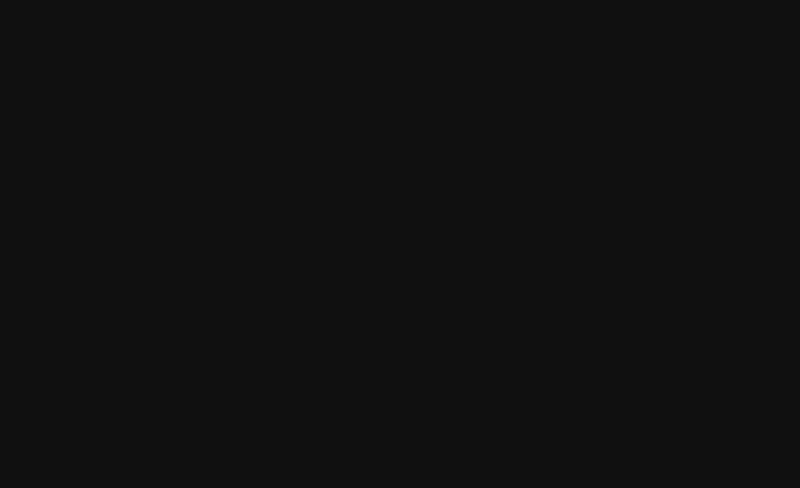
Old version of the form GUI with QT/PyroNotes/sketcher.ui in the repository SadmanSkb55/CPP-and-QT-GUI.
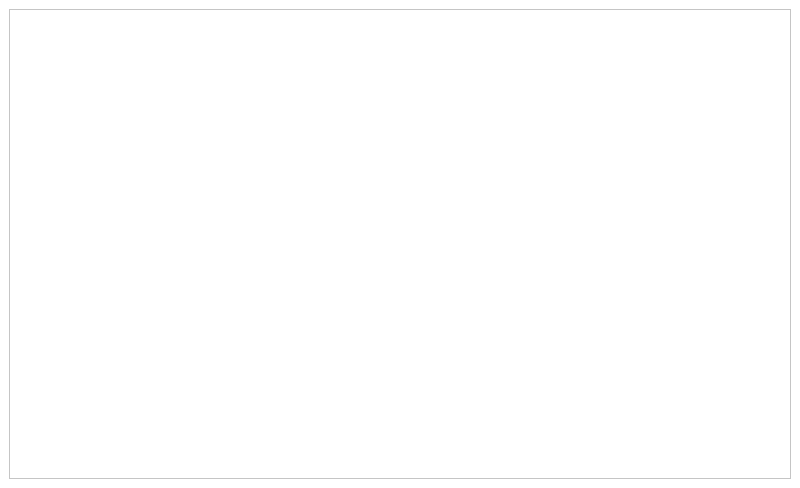
New version of the form.

Diff of the .ui file:
```diff
--- a/GUI with QT/PyroNotes/sketcher.ui
+++ b/GUI with QT/PyroNotes/sketcher.ui
@@ -14,8 +14,8 @@
    <string>MainWindow</string>
   </property>
   <property name="styleSheet">
-   <string notr="true">color: rgb(255, 255, 255);
-background-color: rgb(17, 17, 17);</string>
+   <string notr="true">color: rgb(0, 0, 0);
+background-color: rgb(255, 255, 255);</string>
   </property>
   <widget class="QWidget" name="centralwidget">
    <layout class="QVBoxLayout" name="verticalLayout">
@@ -34,7 +34,6 @@
     </rect>
    </property>
   </widget>
-  <widget class="QStatusBar" name="statusbar"/>
  </widget>
  <resources/>
  <connections/>
```
